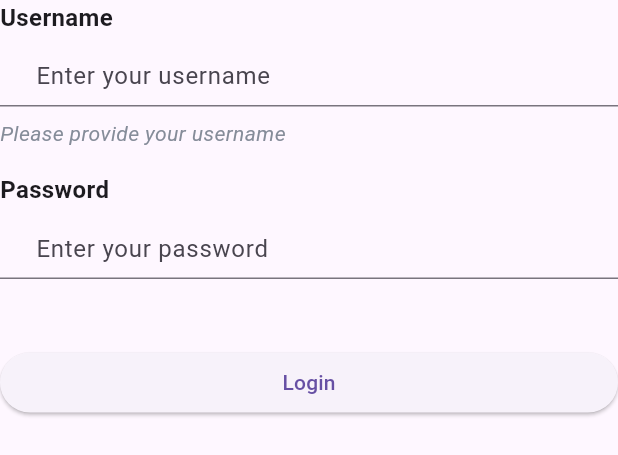
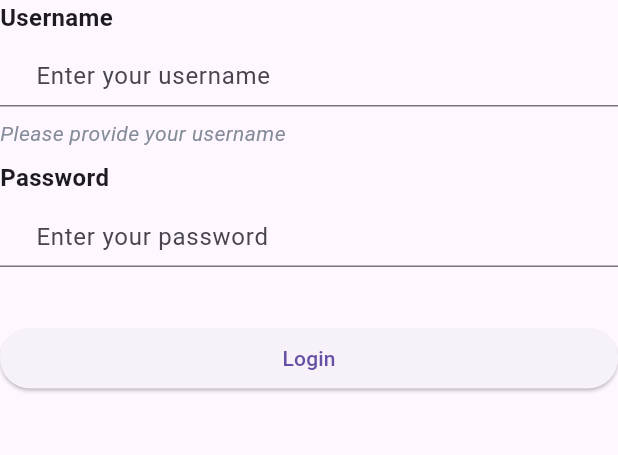
Before and after one commit to saasfork/flutter-ui, a Flutter app: the SFLoginForm widget shown alone on an empty page, opened directly, on a phone screen of 412 x 824 dp. Shown: the top 455 px of the screen. Run offline on Flutter 3.47's test engine with Material 3 defaults, Android fonts, the phone set to English and light mode, and no system bars; missing offline and left inert: widgetbook, widgetbook_annotation.

Commit message:
feat(dev) Mise à jour de l'espacement dans le formulaire de connexion et ajout de la dépendance reactive_forms

```diff
--- a/packages/saasfork_design_system/lib/organisms/forms/login_form.dart
+++ b/packages/saasfork_design_system/lib/organisms/forms/login_form.dart
@@ -8,7 +8,7 @@ class SFLoginForm extends StatelessWidget {
   const SFLoginForm({
     super.key,
     this.size = ComponentSize.md,
-    this.spacing = AppSpacing.md,
+    this.spacing = AppSpacing.sm,
   });
 
   @override
--- a/packages/saasfork_design_system/pubspec.yaml
+++ b/packages/saasfork_design_system/pubspec.yaml
@@ -10,6 +10,7 @@ environment:
 dependencies:
   flutter:
     sdk: flutter
+  reactive_forms: ^17.0.1
 
 dev_dependencies:
   flutter_test:
```
